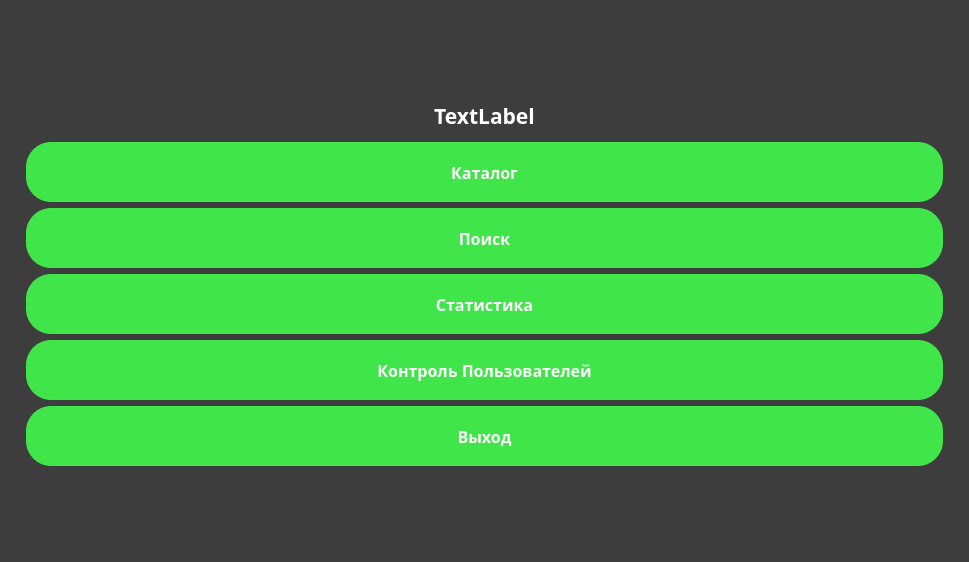
First picture: the form in JimRootShopProj/mainmenu.ui, repository masterkusok/JimRootShop, before the edit.
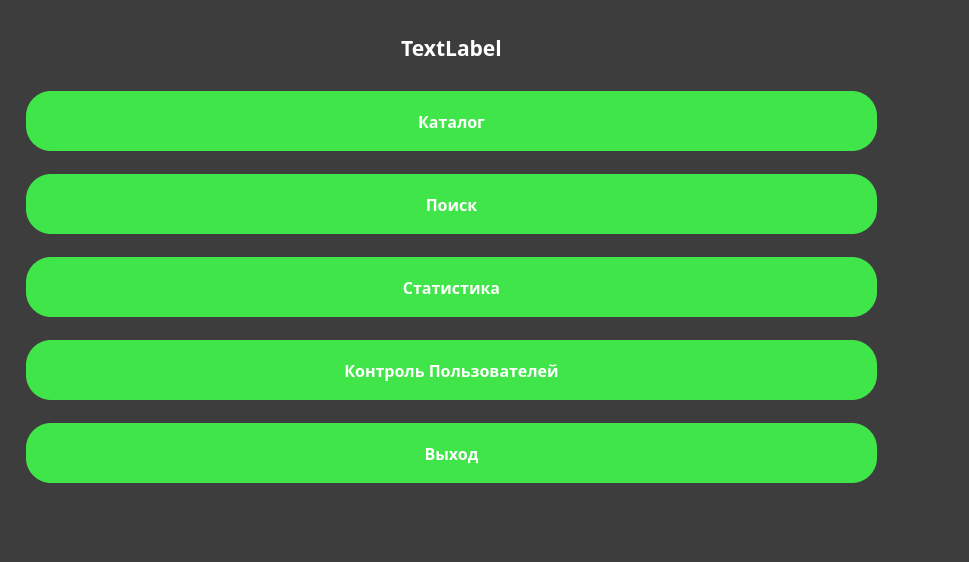
Second picture: the form after the edit.

```diff
--- a/JimRootShopProj/mainmenu.ui
+++ b/JimRootShopProj/mainmenu.ui
@@ -41,6 +41,21 @@
   </property>
   <layout class="QGridLayout" name="gridLayout">
    <item row="0" column="0">
+    <widget class="QStackedWidget" name="stackedWidget">
+     <property name="currentIndex">
+      <number>1</number>
+     </property>
+     <widget class="QWidget" name="page"/>
+     <widget class="QWidget" name="page_2">
+      <widget class="QWidget" name="layoutWidget">
+       <property name="geometry">
+        <rect>
+         <x>0</x>
+         <y>0</y>
+         <width>881</width>
+         <height>491</height>
+        </rect>
+       </property>
     <layout class="QVBoxLayout" name="verticalLayout">
      <property name="leftMargin">
       <number>15</number>
@@ -300,6 +315,9 @@
       </widget>
      </item>
     </layout>
+      </widget>
+     </widget>
+    </widget>
    </item>
   </layout>
  </widget>
```
Lines whose indentation alone changed are shown as unchanged.
